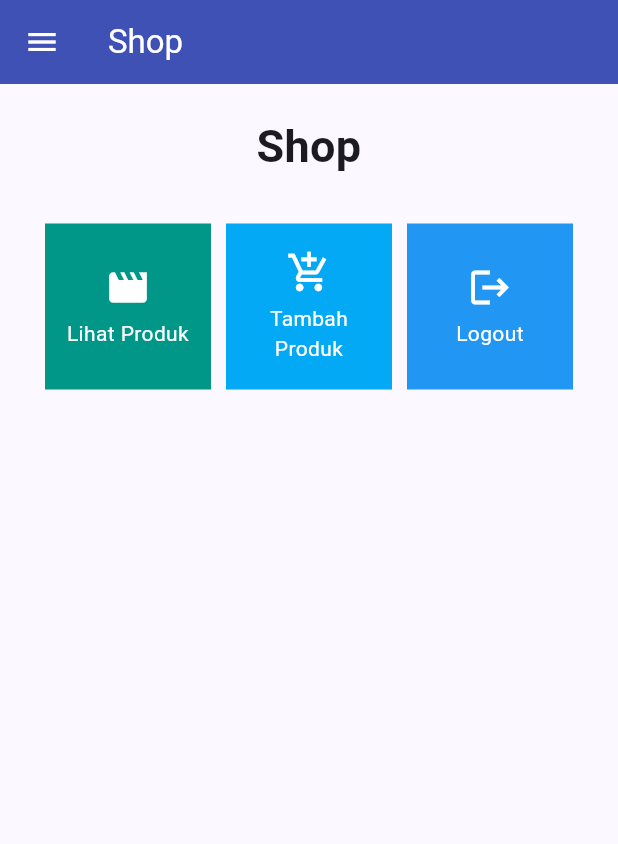
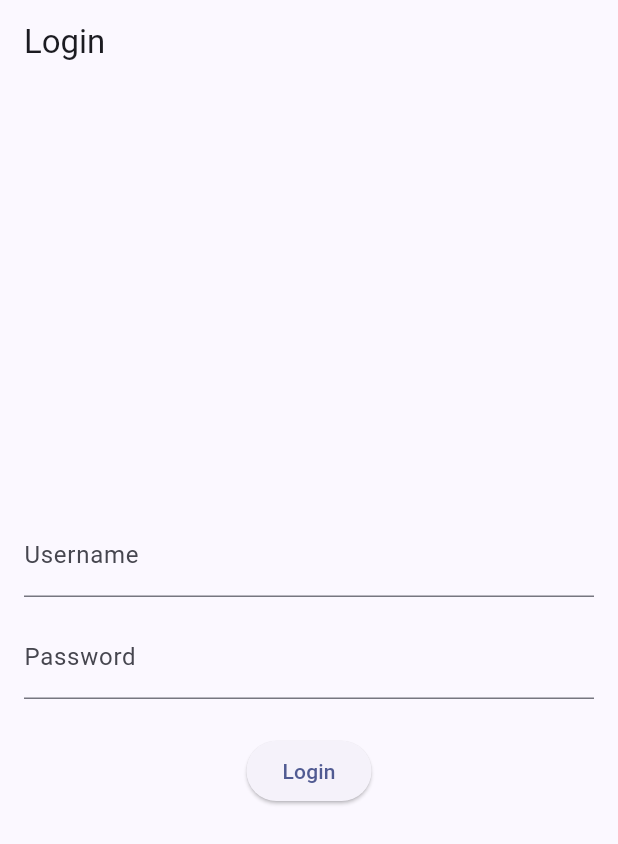
Before and after one commit to rizkimaulana23/rizmau-shop, a Flutter app: the screen it shows after launch, on a phone screen of 412 x 824 dp. Shown: the top 844 px of the screen. Run offline on Flutter 3.47's test engine with Material 2 defaults, Android fonts, the light colour scheme and no system bars; missing offline and left inert: pbp_django_auth.

Commit message:
tugas 9 done (hopefully)

```diff
--- a/lib/main.dart
+++ b/lib/main.dart
@@ -1,5 +1,9 @@
 import 'package:flutter/material.dart';
 import 'package:rizmau_shop/screens/menu.dart';
+import 'package:pbp_django_auth/pbp_django_auth.dart';
+import 'package:provider/provider.dart';
+import '../screens/login.dart';
+
 
 void main() {
   runApp(const MyApp());
@@ -11,13 +15,18 @@ class MyApp extends StatelessWidget {
   // This widget is the root of your application.
   @override
  Widget build(BuildContext context) {
-    return MaterialApp(
-      title: 'Flutter Demo',
+    return Provider(
+      create: (_) {
+          CookieRequest request = CookieRequest();
+          return request;
+      },
+      child: MaterialApp(
+        title: 'Flutter App',
         theme: ThemeData(
             colorScheme: ColorScheme.fromSeed(seedColor: Colors.indigo),
             useMaterial3: true,
         ),
-      home: MyHomePage(),
+        home: LoginPage()),
       );
     }
 }
--- a/lib/models/item.dart
+++ /dev/null
@@ -1,7 +0,0 @@
-class Item {
-  final String name;
-  final int price;
-  final String description;
-
-  Item({required this.name, required this.price, required this.description});
-}
--- /dev/null
+++ b/lib/screens/login.dart
@@ -0,0 +1,111 @@
+import 'package:rizmau_shop/screens/menu.dart';
+import 'package:flutter/material.dart';
+import 'package:pbp_django_auth/pbp_django_auth.dart';
+import 'package:provider/provider.dart';
+
+void main() {
+    runApp(const LoginApp());
+}
+
+class LoginApp extends StatelessWidget {
+const LoginApp({super.key});
+
+@override
+Widget build(BuildContext context) {
+    return MaterialApp(
+        title: 'Login',
+        theme: ThemeData(
+            primarySwatch: Colors.blue,
+    ),
+    home: const LoginPage(),
+    );
+    }
+}
+
+class LoginPage extends StatefulWidget {
+    const LoginPage({super.key});
+
+    @override
+    _LoginPageState createState() => _LoginPageState();
+}
+
+class _LoginPageState extends State<LoginPage> {
+    final TextEditingController _usernameController = TextEditingController();
+    final TextEditingController _passwordController = TextEditingController();
+
+    @override
+    Widget build(BuildContext context) {
+        final request = context.watch<CookieRequest>();
+        return Scaffold(
+            appBar: AppBar(
+                title: const Text('Login'),
+            ),
+            body: Container(
+                padding: const EdgeInsets.all(16.0),
+                child: Column(
+                    mainAxisAlignment: MainAxisAlignment.center,
+                    children: [
+                        TextField(
+                            controller: _usernameController,
+                            decoration: const InputDecoration(
+                                labelText: 'Username',
+                            ),
+                        ),
+                        const SizedBox(height: 12.0),
+                        TextField(
+                            controller: _passwordController,
+                            decoration: const InputDecoration(
+                                labelText: 'Password',
+                            ),
+                            obscureText: true,
+                        ),
+                        const SizedBox(height: 24.0),
+                        ElevatedButton(
+                            onPressed: () async {
+                                String username = _usernameController.text;
+                                String password = _passwordController.text;
+
+                                // Cek kredensial
+                                final response = await request.login("https://rizki-maulana23-tugas.pbp.cs.ui.ac.id/auth/login/", {
+                                'username': username,
+                                'password': password,
+                                });
+
+                                if (request.loggedIn) {
+                                    String message = response['message'];
+                                    String uname = response['username'];
+                                    Navigator.pushReplacement(
+                                        context,
+                                        MaterialPageRoute(builder: (context) => MyHomePage()),
+                                    );
+                                    ScaffoldMessenger.of(context)
+                                        ..hideCurrentSnackBar()
+                                        ..showSnackBar(
+                                            SnackBar(content: Text("$message Selamat datang, $uname.")));
+                                    } else {
+                                    showDialog(
+                                        context: context,
+                                        builder: (context) => AlertDialog(
+                                            title: const Text('Login Gagal'),
+                                            content:
+                                                Text(response['message']),
+                                            actions: [
+                                                TextButton(
+                                                    child: const Text('OK'),
+                                                    onPressed: () {
+                                                        Navigator.pop(context);
+                                                    },
+                                                ),
+                                            ],
+                                        ),
+                                    );
+                                }
+                            },
+                            child: const Text('Login'),
+                        ),
+                    ],
+                ),
+            ),
+        );
+    }
+}
--- a/pubspec.yaml
+++ b/pubspec.yaml
@@ -35,6 +35,9 @@ dependencies:
   # The following adds the Cupertino Icons font to your application.
   # Use with the CupertinoIcons class for iOS style icons.
   cupertino_icons: ^1.0.2
+  provider: ^6.1.1
+  pbp_django_auth: ^0.4.0
+  http: ^1.1.0
 
 dev_dependencies:
   flutter_test:
```
Also changed, not shown: lib/models/product.dart (added, +69 -0 lines), lib/screens/detail_product.dart (added, +45 -0 lines), lib/screens/list_product.dart (added, +102 -0 lines), lib/screens/see_product.dart (+8 -4 lines), lib/screens/shoplist_form.dart (+100 -53 lines), lib/widgets/left_drawer.dart (+14 -2 lines), pubspec.lock, 3 other files. Lines whose indentation alone changed are shown as unchanged.
